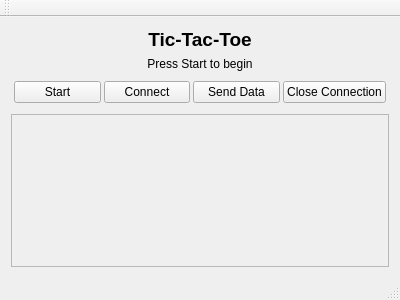
edgul/Tic-Tac-Toe, file MainWindow.ui: the form before one commit.
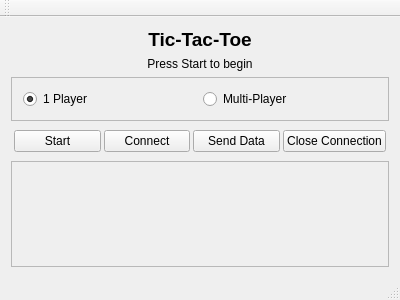
The form after the commit. Custom widgets are drawn as their Qt base class.

Commit message: Added 1 Player mode with dummy AI

Diff of the .ui file:
```diff
--- a/MainWindow.ui
+++ b/MainWindow.ui
@@ -42,6 +42,35 @@
       </property>
      </widget>
     </item>
+    <item>
+     <widget class="QFrame" name="frame_3">
+      <property name="frameShape">
+       <enum>QFrame::StyledPanel</enum>
+      </property>
+      <property name="frameShadow">
+       <enum>QFrame::Raised</enum>
+      </property>
+      <layout class="QHBoxLayout" name="horizontalLayout_2">
+       <item>
+        <widget class="QRadioButton" name="radio_one_player">
+         <property name="text">
+          <string>1 Player</string>
+         </property>
+         <property name="checked">
+          <bool>true</bool>
+         </property>
+        </widget>
+       </item>
+       <item>
+        <widget class="QRadioButton" name="radio_multi_player">
+         <property name="text">
+          <string>Multi-Player</string>
+         </property>
+        </widget>
+       </item>
+      </layout>
+     </widget>
+    </item>
     <item>
      <widget class="QFrame" name="frame_2">
       <property name="sizePolicy">
```
The commit also changes 10 other files.
